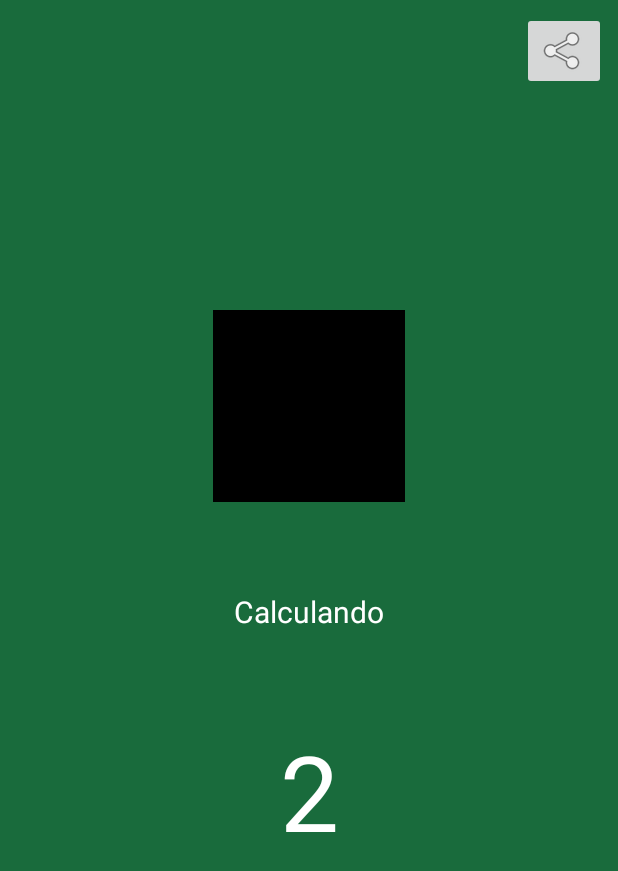
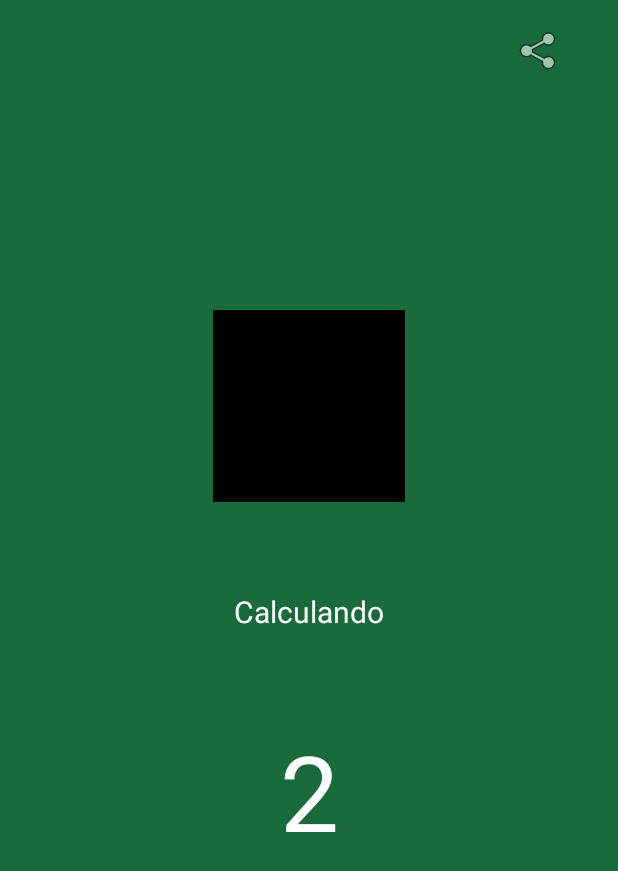
Before and after one commit to LuckCheeseInc/sadPalmeiras-android, an Android app: the screen it shows after launch (MainActivity), on a phone screen of 412 x 824 dp. Shown: the top 871 px of the screen. Run offline under Robolectric (Android 15) with nearby library versions, the phone set to English and light mode, and no system bars; our stand-ins replace AdMob; 4 statements that could not run were skipped.

Commit message:
Removed shadows from ActionBar and Buttons

```diff
--- /dev/null
+++ b/app/src/main/res/values-v21/styles.xml
@@ -0,0 +1,23 @@
+<?xml version="1.0" encoding="utf-8"?>
+<resources>
+
+    <style name="AppTheme" parent="BaseTheme">
+        <item name="actionBarStyle">@style/ActionBarStyle</item>
+        <item name="actionBarWidgetTheme">@style/ActionBarStyle</item>
+    </style>
+
+    <style name="AppTheme.NoActionBar" parent="AppTheme" >
+        <item name="windowActionBar">false</item>
+        <item name="windowNoTitle">true</item>
+        <item name="android:windowDrawsSystemBarBackgrounds">true</item>
+        <item name="android:statusBarColor">@android:color/transparent</item>
+    </style>
+
+    <style name="ActionBarStyle" parent="Widget.AppCompat.ActionBar">
+        <item name="elevation">0dp</item>
+    </style>
+
+    <style name="ButtonStyle" parent="Widget.AppCompat.Button.Colored">
+        <item name="android:stateListAnimator">@null</item>
+    </style>
+</resources>
--- a/app/src/main/res/values/styles.xml
+++ b/app/src/main/res/values/styles.xml
@@ -1,20 +1,26 @@
 <resources>
 
-    <style name="AppTheme" parent="Theme.AppCompat.Light.DarkActionBar">
+    <style name="BaseTheme" parent="Theme.AppCompat.Light.DarkActionBar">
         <item name="background">@color/colorPrimary</item>
         <item name="android:background">@color/colorPrimary</item>
         <item name="colorPrimary">@color/colorPrimary</item>
         <item name="colorPrimaryDark">@color/colorPrimaryDark</item>
         <item name="colorAccent">@color/colorAccent</item>
+        <item name="android:windowContentOverlay">@null</item>
 
-        <item name="android:buttonStyle">@style/Widget.AppCompat.Button.Colored</item>
-        <item name="android:imageButtonStyle">@style/Widget.AppCompat.Button.Colored</item>
+        <item name="buttonStyle">@style/ButtonStyle</item>
+        <item name="android:buttonStyle">@style/ButtonStyle</item>
+        <item name="imageButtonStyle">@style/ButtonStyle</item>
+        <item name="android:imageButtonStyle">@style/ButtonStyle</item>
+    </style>
 
-    </style>
+    <style name="AppTheme" parent="BaseTheme"/>
 
     <style name="AppTheme.NoActionBar" parent="AppTheme" >
         <item name="windowActionBar">false</item>
         <item name="windowNoTitle">true</item>
     </style>
 
+    <style name="ButtonStyle" parent="Widget.AppCompat.Button.Colored" />
+
 </resources>
```
